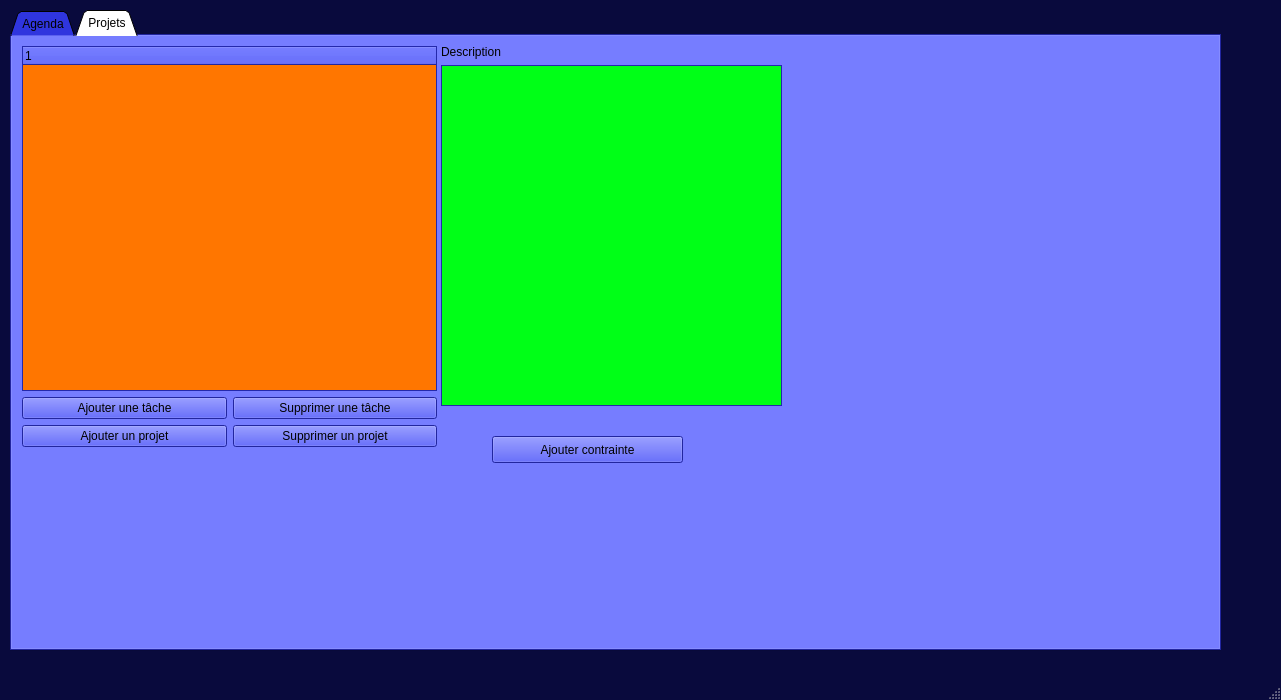
Qt form src/mainwindow.ui (sowlosc/ProjectCalendar) before a commit.
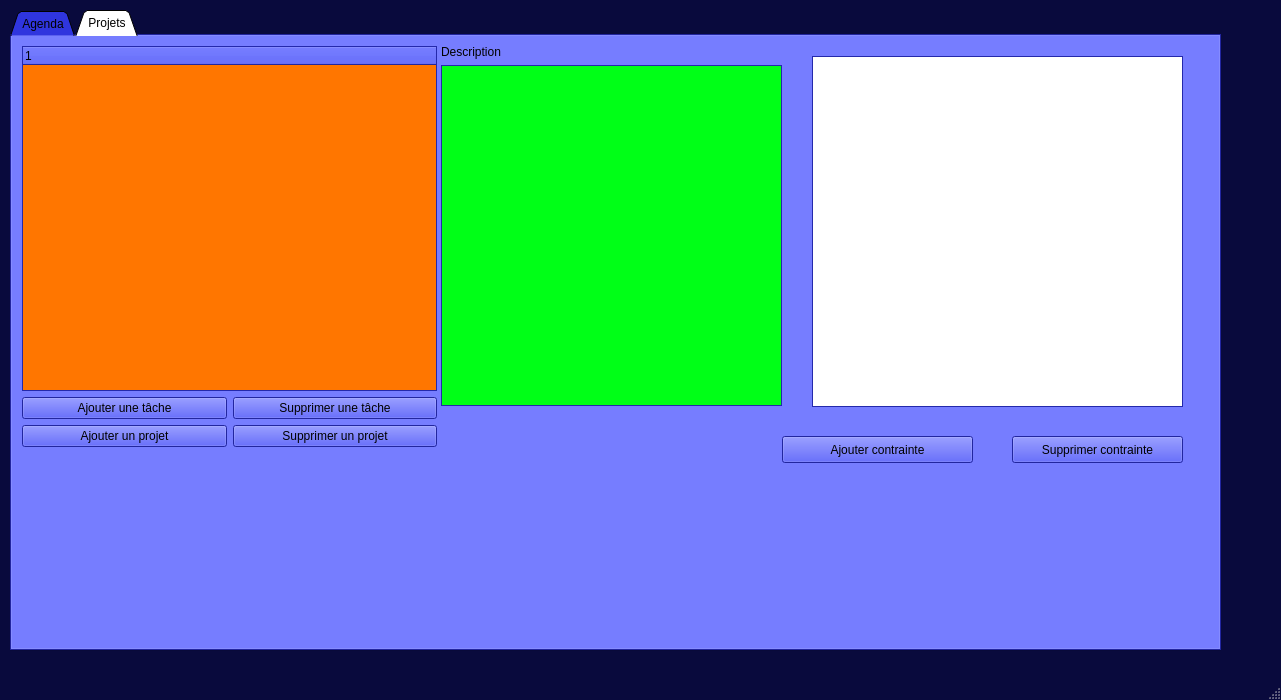
The same form after that commit. The open tabs and pages were chosen to show the change.

Commit message: gestion des precedences ajout + suppression

What changed in the file:
```diff
--- a/src/mainwindow.ui
+++ b/src/mainwindow.ui
@@ -1666,7 +1666,7 @@
      <widget class="QPushButton" name="Bounton_ajout_precedence">
       <property name="geometry">
        <rect>
-        <x>480</x>
+        <x>770</x>
         <y>400</y>
         <width>191</width>
         <height>27</height>
@@ -1676,6 +1676,29 @@
        <string>Ajouter contrainte</string>
       </property>
      </widget>
+     <widget class="QListWidget" name="listWidget_precedence">
+      <property name="geometry">
+       <rect>
+        <x>800</x>
+        <y>20</y>
+        <width>371</width>
+        <height>351</height>
+       </rect>
+      </property>
+     </widget>
+     <widget class="QPushButton" name="Bouton_supprimer_precedence">
+      <property name="geometry">
+       <rect>
+        <x>1000</x>
+        <y>400</y>
+        <width>171</width>
+        <height>27</height>
+       </rect>
+      </property>
+      <property name="text">
+       <string>Supprimer contrainte</string>
+      </property>
+     </widget>
     </widget>
    </widget>
   </widget>
```
Left out of the diff: 2 changed lines with no effect on the pictures. The commit also changes 165 other files.
